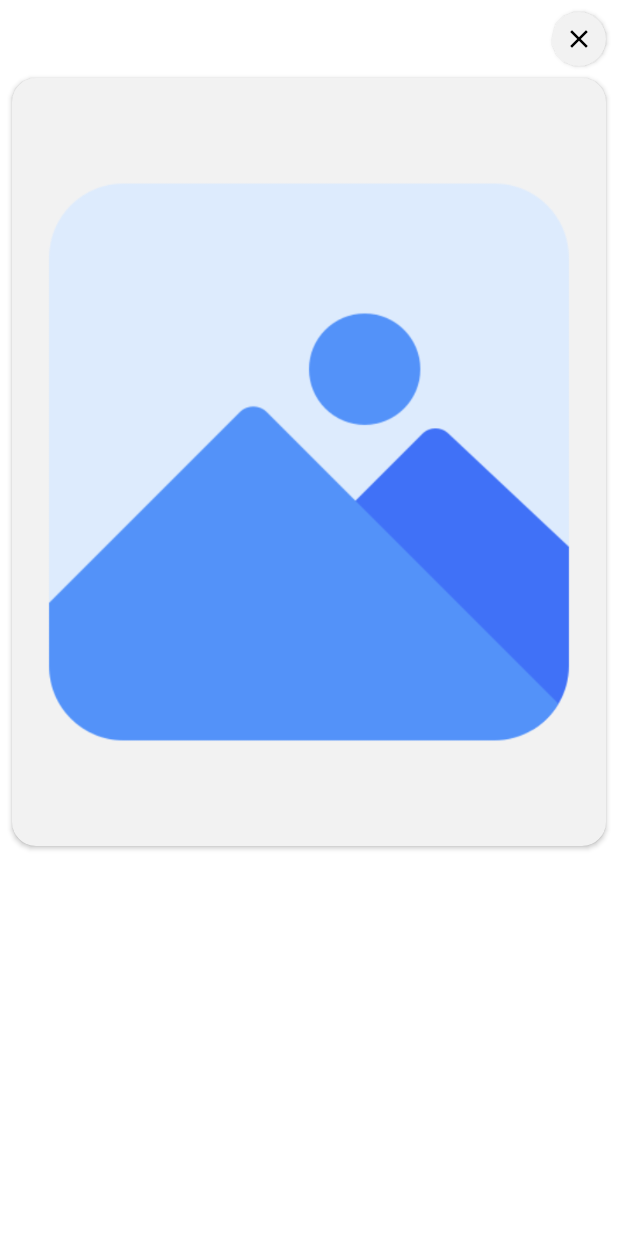
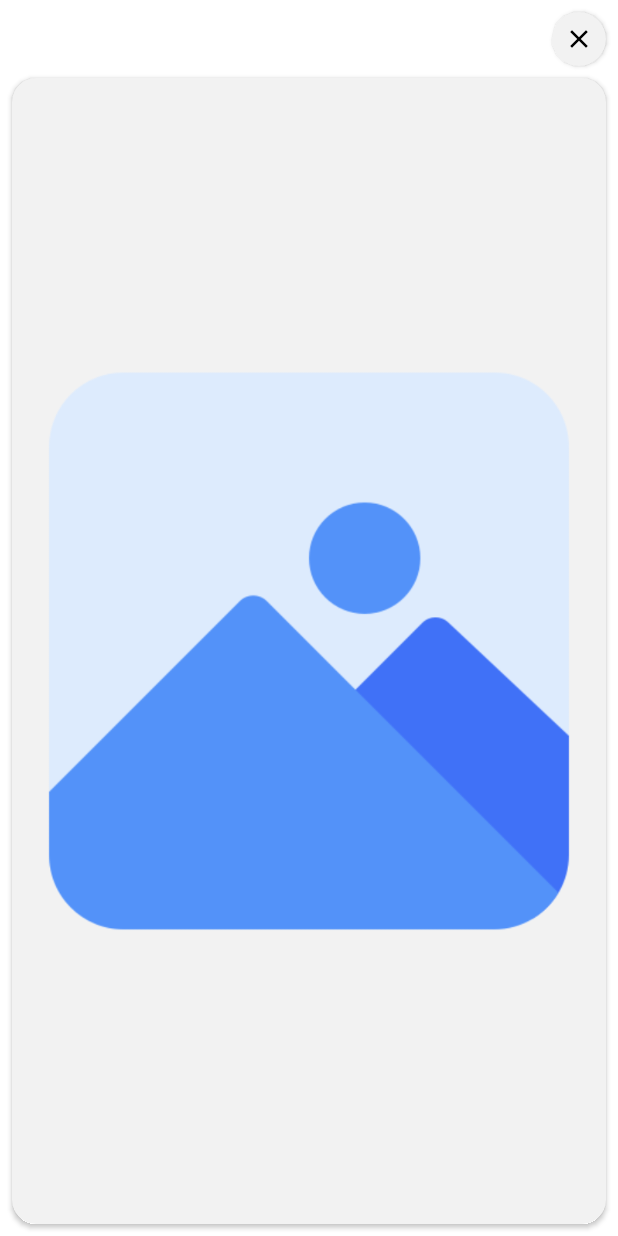
Before and after one commit to DevikoKelvin/FixMe-android, an Android app: the layout dialog_photo_preview.xml on its own in the app's theme, with its tools: preview values and no code run, on a phone screen of 412 x 824 dp. Run offline under Robolectric (Android 15) with nearby library versions, the phone set to English and light mode, and no system bars.

Commit message:
Photo Preview Dialog Adjustment

```diff
--- a/app/src/main/java/com/erela/fixme/activities/SubmissionDetailActivity.kt
+++ b/app/src/main/java/com/erela/fixme/activities/SubmissionDetailActivity.kt
@@ -91,6 +91,7 @@ class SubmissionDetailActivity : AppCompatActivity(),
         init()
     }
 
+    @SuppressLint("SetTextI18n")
     private fun init() {
         binding.apply {
             detailId = intent.getStringExtra(DETAIL_ID).toString()
@@ -105,7 +106,6 @@ class SubmissionDetailActivity : AppCompatActivity(),
             try {
                 InitAPI.getAPI.getSubmissionDetail(detailId)
                     .enqueue(object : Callback<List<SubmissionDetailResponse>> {
-                        @SuppressLint("SetTextI18n")
                         override fun onResponse(
                             call: Call<List<SubmissionDetailResponse>?>,
                             response: Response<List<SubmissionDetailResponse>?>
--- a/app/src/main/res/layout/dialog_photo_preview.xml
+++ b/app/src/main/res/layout/dialog_photo_preview.xml
@@ -6,8 +6,8 @@
     android:layout_height="wrap_content">
 
     <LinearLayout
-        android:layout_width="wrap_content"
-        android:layout_height="wrap_content"
+        android:layout_width="match_parent"
+        android:layout_height="match_parent"
         android:layout_centerInParent="true"
         android:orientation="vertical"
         tools:ignore="UselessParent">
@@ -33,8 +33,8 @@
 
         <com.google.android.material.card.MaterialCardView
             android:id="@+id/photoContainer"
-            android:layout_width="wrap_content"
-            android:layout_height="wrap_content"
+            android:layout_width="match_parent"
+            android:layout_height="match_parent"
             android:layout_marginHorizontal="8dp"
             android:layout_marginBottom="8dp"
             app:cardCornerRadius="16dp"
@@ -44,9 +44,10 @@
 
             <ImageView
                 android:id="@+id/photoView"
-                android:layout_width="wrap_content"
-                android:layout_height="wrap_content"
+                android:layout_width="match_parent"
+                android:layout_height="match_parent"
                 tools:ignore="ContentDescription"
+                android:scaleType="fitCenter"
                 tools:src="@drawable/image_placeholder" />
         </com.google.android.material.card.MaterialCardView>
     </LinearLayout>
--- a/gradle.properties
+++ b/gradle.properties
@@ -15,4 +15,5 @@ android.defaults.buildfeatures.buildconfig=true
 android.nonTransitiveRClass=true
 android.useAndroidX=true
 kotlin.code.style=official
+org.gradle.configuration-cache=true
 org.gradle.jvmargs=-Xmx1024M -Dkotlin.daemon.jvm.options\="-Xmx1024M" -Dfile.encoding\=UTF-8
```
